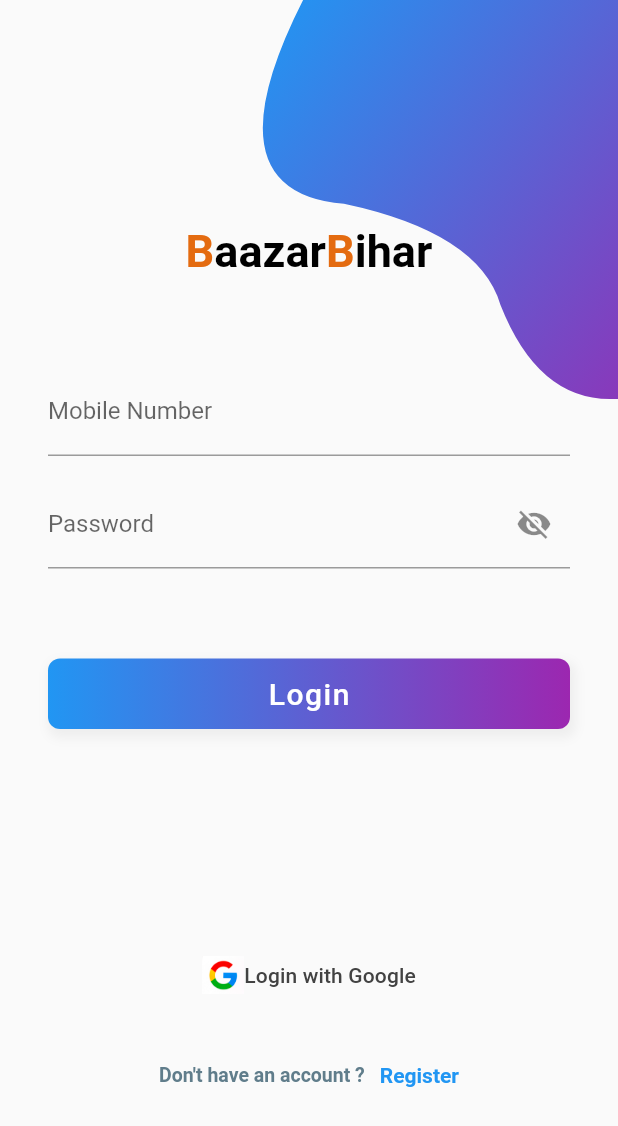
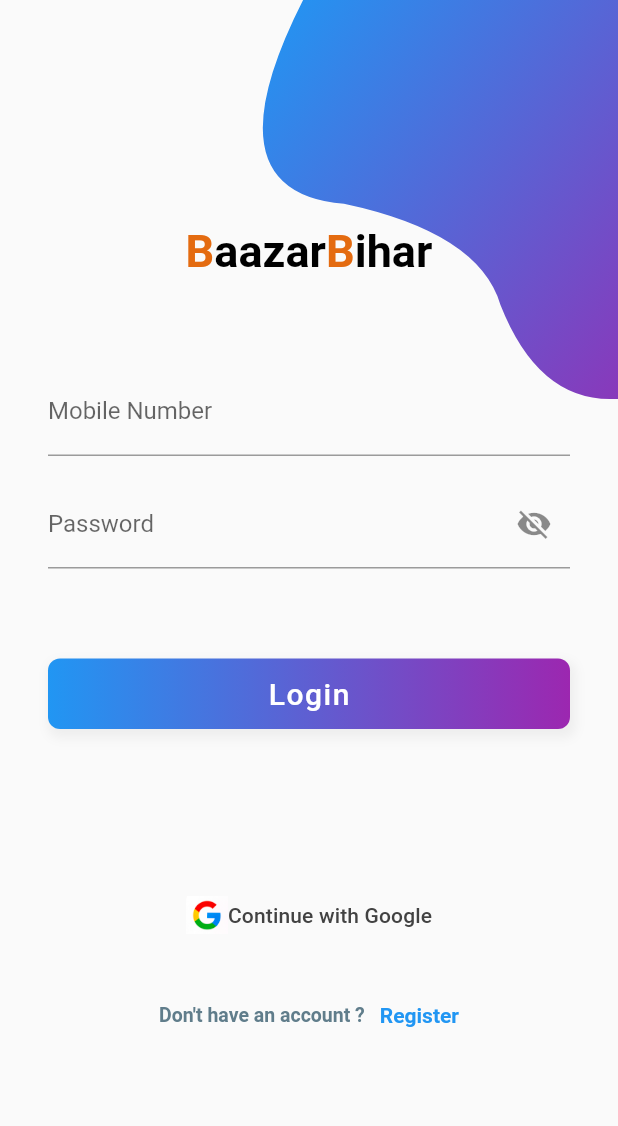
Before and after one commit to dhruvanwd/bazaar-bihar, a Flutter app: the screen it shows after launch, on a phone screen of 412 x 824 dp. Shown: the top 1126 px of the screen. Run offline on Flutter 3.47's test engine with Material 2 defaults, Android fonts, the light colour scheme and no system bars; our stand-ins replace badges, cached_network_image, carousel_slider, connectivity_plus, convex_bottom_bar, dio and 11 more; missing offline and left inert: easy_mask, new_version, razorpay_flutter, shrink_sidemenu; accounts and stored records are empty; network calls fail.

Commit message:
added continue with google

```diff
--- a/lib/pages/login-signup/LoginGoogleBtn.dart
+++ b/lib/pages/login-signup/LoginGoogleBtn.dart
@@ -21,7 +21,7 @@
               width: 28,
             ),
             Text(
-              "Login with Google",
+              "Continue with Google",
               style: Get.theme.textTheme.subtitle2!.copyWith(
                 color: Colors.grey.shade800,
               ),
--- a/lib/pages/login-signup/LoginPage.dart
+++ b/lib/pages/login-signup/LoginPage.dart
@@ -100,7 +100,7 @@
                         ),
                         Padding(padding: EdgeInsets.only(top: 60)),
                         signInSubmitButton(onLogin, "Login"),
-                        Padding(padding: EdgeInsets.only(top: 140)),
+                        Padding(padding: EdgeInsets.only(top: 100)),
                         LoginGoogleBtn(),
                         createAccountLabel(
                             'signup', 'Don\'t have an account ?', 'Register')
--- a/lib/pages/login-signup/SignupPage.dart
+++ b/lib/pages/login-signup/SignupPage.dart
@@ -1,3 +1,4 @@
+import 'package:bazaar_bihar/pages/login-signup/LoginGoogleBtn.dart';
 import 'package:flutter/material.dart';
 import 'package:get/get.dart';
 import 'package:bazaar_bihar/GetxControllers/SignupController.dart';
@@ -110,6 +111,8 @@
                         Padding(padding: EdgeInsets.only(top: 60)),
                         signInSubmitButton(onSignup, "Create Account"),
                         Padding(padding: EdgeInsets.only(top: 50)),
+                        LoginGoogleBtn(),
+                        Padding(padding: EdgeInsets.only(top: 30)),
                         createAccountLabel(
                             'login', 'Already have an account ?', 'login')
                       ],
--- a/lib/pages/profilePage/ProfilePage.dart
+++ b/lib/pages/profilePage/ProfilePage.dart
@@ -20,16 +20,12 @@
   final FocusNode myFocusNode = FocusNode();
   late TextEditingController _fullName;
   late TextEditingController _mobile;
-  late TextEditingController _city;
-  late TextEditingController _state;
   late TextEditingController _email;
   dynamic _pickImageError;
   _MapScreenState() {
     final profile = GlobalController.to.userProfile;
     _fullName = TextEditingController(text: profile.fullName);
     _mobile = TextEditingController(text: profile.mobile);
-    _city = TextEditingController(text: profile.city);
-    _state = TextEditingController(text: profile.state);
     _email = TextEditingController(text: profile.email);
   }
 
```
